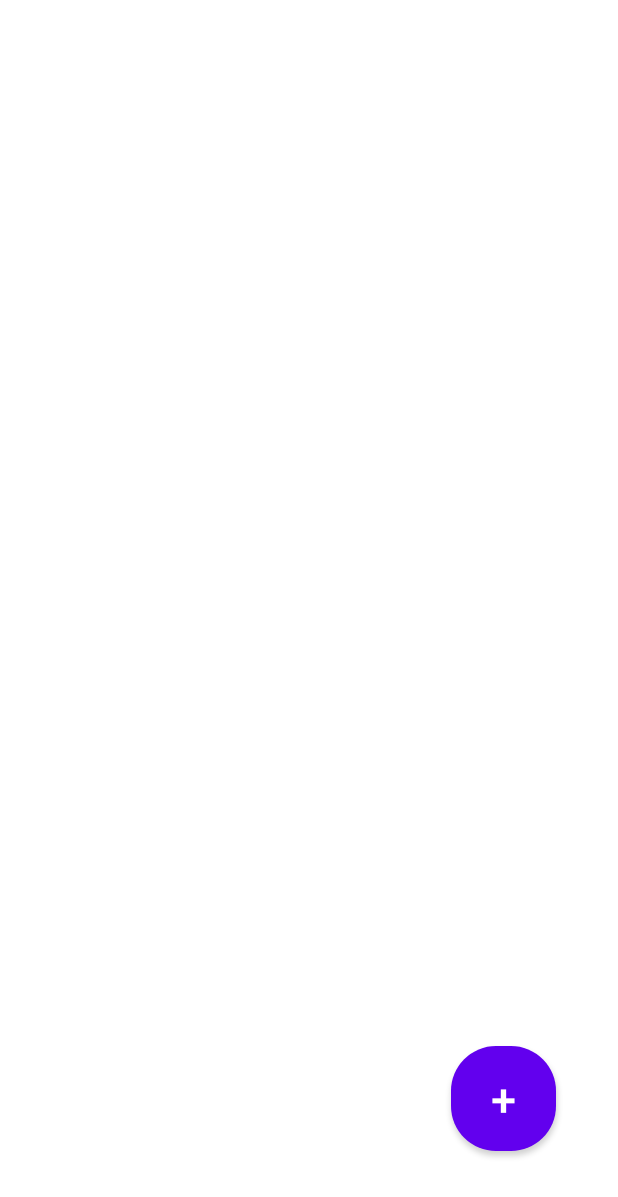
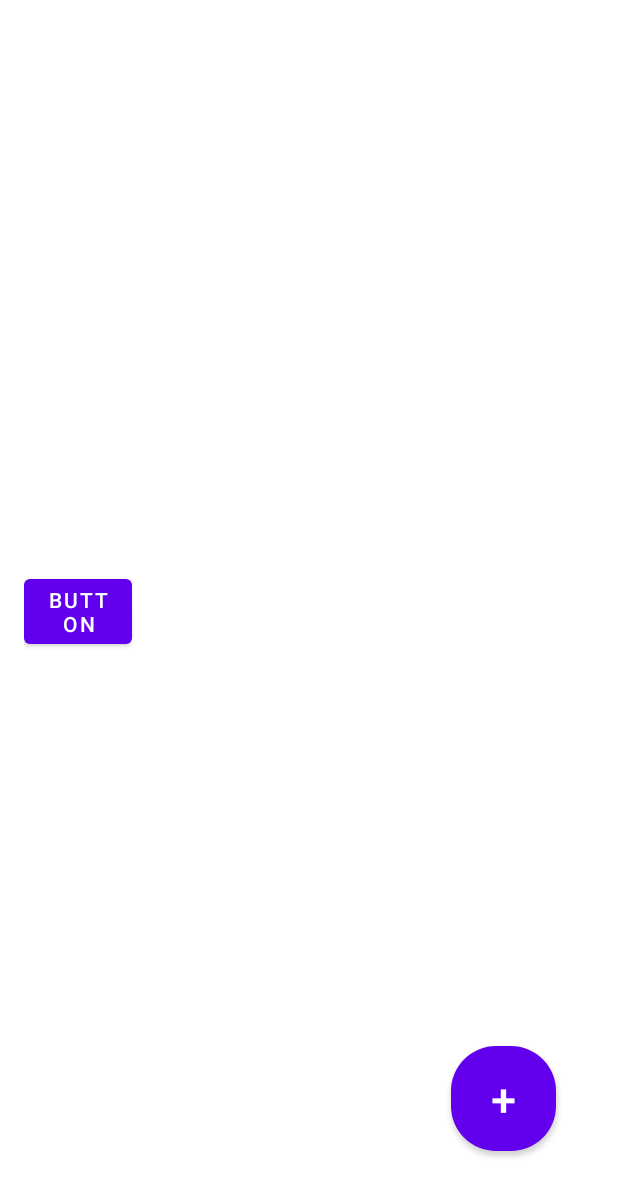
Before and after one commit to rdjirackor/Password_Manager_Android, an Android app: the layout create_account.xml on its own in the app's theme, with its tools: preview values and no code run, on a phone screen of 412 x 824 dp. Shown: the top 1197 px of the screen. Run offline under Robolectric (Android 15) with nearby library versions, the light colour scheme and no system bars.

Commit message:
Update create_account.xml

```diff
--- a/app/src/main/res/layout/create_account.xml
+++ b/app/src/main/res/layout/create_account.xml
@@ -95,6 +95,12 @@
                 android:layout_height="wrap_content"
 
                  />
+
+            <Button
+                android:id="@+id/moveToEditScreen"
+                android:layout_width="72dp"
+                android:layout_height="wrap_content"
+                android:text="Button" />
         </LinearLayout>
     </ScrollView>
 
```
